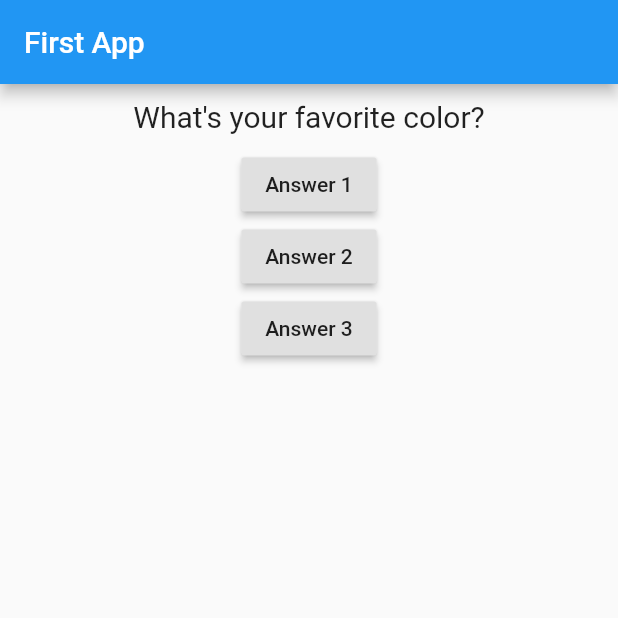
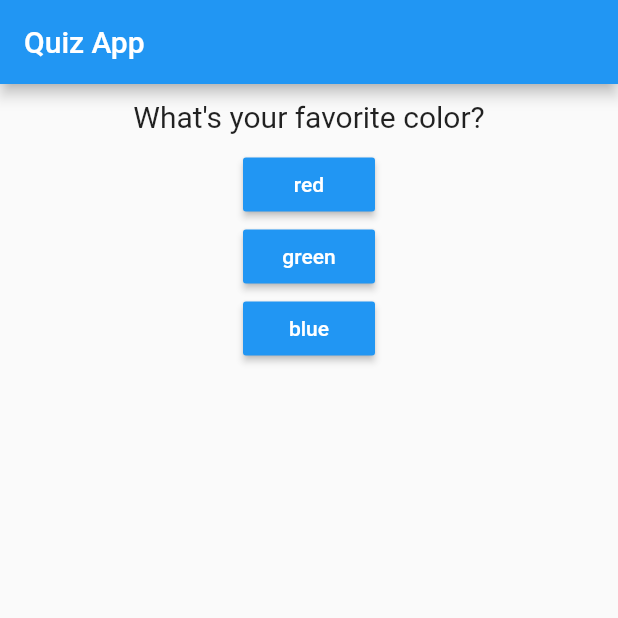
Before and after one commit to ab37695543xs/FirstApp, a Flutter app: the screen it shows after launch, on a phone screen of 412 x 824 dp, the top half of it. Run offline on Flutter 3.47's test engine with Material 2 defaults, Android fonts, the phone set to English and light mode, and no system bars.

Commit message:
Use Quiz() and Result() to render

```diff
--- /dev/null
+++ b/lib/answer.dart
@@ -0,0 +1,37 @@
+import 'package:flutter/material.dart';
+
+class Answer extends StatelessWidget {
+  final List<String> _answerList;
+  final Function _ansFunc;
+
+  Answer(this._ansFunc, this._answerList);
+
+  @override
+  Widget build(BuildContext context) {
+    print(_answerList);
+    return Container(
+      child: Column(
+        children: [
+          RaisedButton(
+            onPressed: _ansFunc,
+            child: Text(_answerList[0]),
+            color: Colors.blue,
+            textColor: Colors.white,
+          ),
+          RaisedButton(
+            onPressed: _ansFunc,
+            child: Text(_answerList[1]),
+            color: Colors.blue,
+            textColor: Colors.white,
+          ),
+          RaisedButton(
+            onPressed: _ansFunc,
+            child: Text(_answerList[2]),
+            color: Colors.blue,
+            textColor: Colors.white,
+          ),
+        ],
+      ),
+    );
+  }
+}
--- a/lib/main.dart
+++ b/lib/main.dart
@@ -1,5 +1,6 @@
 import 'package:flutter/material.dart';
-import './question.dart';
+import './quiz.dart';
+import './result.dart';
 
 main() => runApp(MyApp());
 
@@ -9,14 +10,23 @@ class MyApp extends StatefulWidget {
 }
 
 class _MyAppState extends State<MyApp> {
-  void _answerFunction() {
+  int _questionIndex = 0;
+  final int _questionLen = 3;
+
+  void _ansFunc() {
     setState(() {
-      _questionIndex = (_questionIndex >= 1) ? 0 : _questionIndex + 1;
+      _questionIndex++;
     });
     print(_questionIndex);
   }
 
-  int _questionIndex = 0;
+  Widget _buildChild() {
+    if (_questionIndex < _questionLen) {
+      return Quiz(_ansFunc, _questionIndex);
+    } else {
+      return Result();
+    }
+  }
 
   @override
   Widget build(BuildContext context) {
@@ -24,16 +34,9 @@ class _MyAppState extends State<MyApp> {
       child: MaterialApp(
         home: Scaffold(
           appBar: AppBar(
-            title: Text('First App'),
+            title: Text('Quiz App'),
           ),
-          body: Column(
-            children: [
-              Question(_questionIndex),
-              RaisedButton(child: Text('Answer 1'), onPressed: _answerFunction),
-              RaisedButton(child: Text('Answer 2'), onPressed: _answerFunction),
-              RaisedButton(child: Text('Answer 3'), onPressed: _answerFunction),
-            ],
-          ),
+          body: _buildChild(),
         ),
       ),
     );
--- a/lib/question.dart
+++ b/lib/question.dart
@@ -1,19 +1,16 @@
 import 'package:flutter/material.dart';
 
 class Question extends StatelessWidget {
-  Question(this._questionIndex);
+  final String _question;
 
-  final int _questionIndex;
-  var _questionList = [
-    'What\'s your favorite color?',
-    'What\'s your favorite animal?',
-  ];
+  Question(this._question);
 
   @override
   Widget build(BuildContext context) {
+    print(_question);
     return Container(
       child: Text(
-        _questionList[_questionIndex],
+        _question,
         style: TextStyle(fontSize: 20),
         textAlign: TextAlign.center,
       ),
--- /dev/null
+++ b/lib/quiz.dart
@@ -0,0 +1,36 @@
+import 'package:flutter/material.dart';
+import 'question.dart';
+import 'answer.dart';
+
+class Quiz extends StatelessWidget {
+  final int _questionIndex;
+  final Function _ansFunc;
+  final _questionsMap = const [
+    {
+      'question': 'What\'s your favorite color?',
+      'answerList': ['red', 'green', 'blue']
+    },
+    {
+      'question': 'What\'s your favorite animal?',
+      'answerList': ['dog', 'cat', 'pig']
+    },
+    {
+      'question': 'What\'s your favorite country?',
+      'answerList': ['Taiwan', 'U.S.', 'Japan']
+    },
+  ];
+
+  Quiz(this._ansFunc, this._questionIndex);
+
+  @override
+  Widget build(BuildContext context) {
+    return Container(
+      child: Column(
+        children: [
+          Question(_questionsMap[_questionIndex]['question']),
+          Answer(_ansFunc, _questionsMap[_questionIndex]['answerList']),
+        ],
+      ),
+    );
+  }
+}
--- /dev/null
+++ b/lib/result.dart
@@ -0,0 +1,12 @@
+import 'package:flutter/material.dart';
+
+class Result extends StatelessWidget {
+  @override
+  Widget build(BuildContext context) {
+    return Container(
+      child: Center(
+        child: Text('you finished'),
+      ),
+    );
+  }
+}
```
